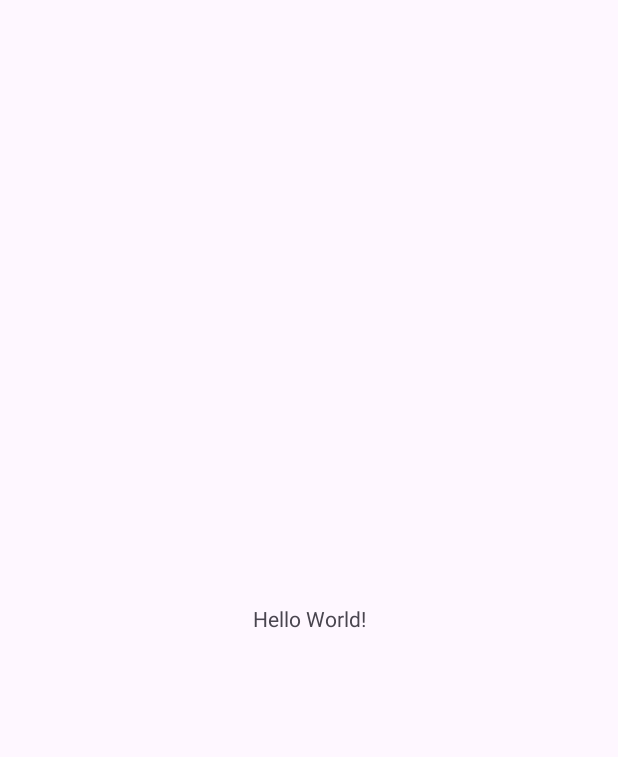
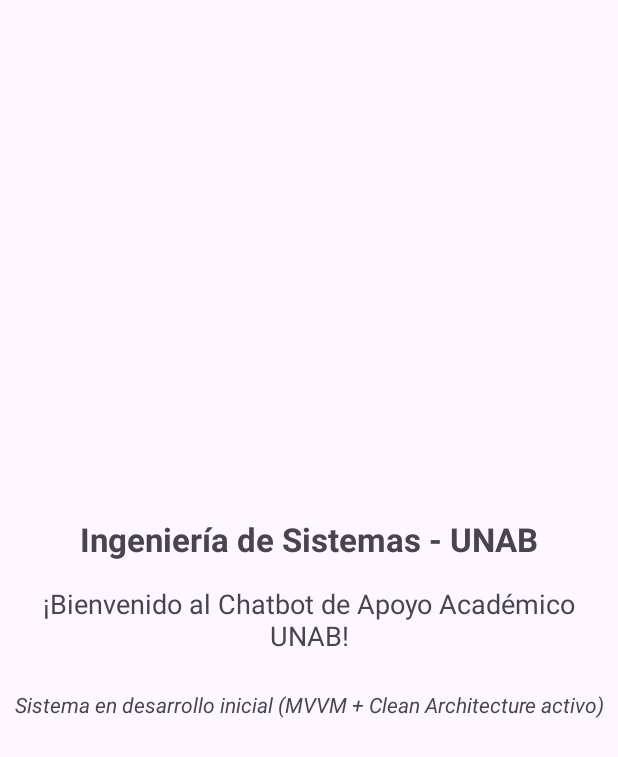
Before and after one commit to JaimeLuiss/Chatbot, an Android app: the screen it shows after launch (MainActivity), on a phone screen of 412 x 824 dp. Before the commit the part shown is almost empty. Shown: the top 757 px of the screen. Run offline under Robolectric (Android 15) with nearby library versions, the phone set to English and light mode, and no system bars.

Commit message:
feat: implementar arquitectura base MVVM y Clean Architecture

```diff
--- a/app/build.gradle.kts
+++ b/app/build.gradle.kts
@@ -36,6 +36,8 @@ dependencies {
     implementation(libs.androidx.appcompat)
     implementation(libs.androidx.constraintlayout)
     implementation(libs.androidx.core.ktx)
+    implementation(libs.androidx.lifecycle.runtime.ktx)
+    implementation(libs.androidx.lifecycle.viewmodel.ktx)
     implementation(libs.material)
     testImplementation(libs.junit)
     androidTestImplementation(libs.androidx.espresso.core)
--- a/app/src/main/java/com/example/chatbot/MainActivity.kt
+++ b/app/src/main/java/com/example/chatbot/MainActivity.kt
@@ -1,20 +1,47 @@
 package com.example.chatbot
 
 import android.os.Bundle
+import android.widget.TextView
 import androidx.activity.enableEdgeToEdge
+import androidx.activity.viewModels
 import androidx.appcompat.app.AppCompatActivity
 import androidx.core.view.ViewCompat
 import androidx.core.view.WindowInsetsCompat
+import androidx.lifecycle.Lifecycle
+import androidx.lifecycle.lifecycleScope
+import androidx.lifecycle.repeatOnLifecycle
+import com.example.chatbot.ui.home.HomeViewModel
+import kotlinx.coroutines.launch
 
+/**
+ * Actividad principal de la aplicación.
+ * Observa el [HomeViewModel] utilizando StateFlow de forma inmutable y respetando el ciclo de vida.
+ */
 class MainActivity : AppCompatActivity() {
+
+    private val viewModel: HomeViewModel by viewModels()
+
     override fun onCreate(savedInstanceState: Bundle?) {
         super.onCreate(savedInstanceState)
         enableEdgeToEdge()
         setContentView(R.layout.activity_main)
+
         ViewCompat.setOnApplyWindowInsetsListener(findViewById(R.id.main)) { v, insets ->
             val systemBars = insets.getInsets(WindowInsetsCompat.Type.systemBars())
             v.setPadding(systemBars.left, systemBars.top, systemBars.right, systemBars.bottom)
             insets
         }
+
+        val tvWelcome = findViewById<TextView>(R.id.tvWelcome)
+        val tvStatus = findViewById<TextView>(R.id.tvStatus)
+
+        lifecycleScope.launch {
+            repeatOnLifecycle(Lifecycle.State.STARTED) {
+                viewModel.uiState.collect { state ->
+                    tvWelcome.text = state.welcomeMessage
+                    tvStatus.text = state.statusMessage
+                }
+            }
+        }
     }
 }
--- /dev/null
+++ b/app/src/main/java/com/example/chatbot/ui/home/HomeUiState.kt
@@ -0,0 +1,14 @@
+package com.example.chatbot.ui.home
+
+/**
+ * Estado inmutable de la interfaz de usuario para la pantalla principal (Home).
+ *
+ * @property welcomeMessage Mensaje principal de bienvenida a los estudiantes de la UNAB.
+ * @property statusMessage Indicador de estado actual del desarrollo de la aplicación.
+ * @property isLoading Indicador de si se están procesando o cargando datos.
+ */
+data class HomeUiState(
+    val welcomeMessage: String = "",
+    val statusMessage: String = "",
+    val isLoading: Boolean = false
+)
--- /dev/null
+++ b/app/src/main/java/com/example/chatbot/ui/home/HomeViewModel.kt
@@ -0,0 +1,22 @@
+package com.example.chatbot.ui.home
+
+import androidx.lifecycle.ViewModel
+import kotlinx.coroutines.flow.MutableStateFlow
+import kotlinx.coroutines.flow.StateFlow
+import kotlinx.coroutines.flow.asStateFlow
+
+/**
+ * ViewModel encargado de gestionar el estado de la pantalla principal de la aplicación.
+ * Mantiene la separación de responsabilidades expidiendo un [StateFlow] inmutable.
+ */
+class HomeViewModel : ViewModel() {
+
+    private val _uiState = MutableStateFlow(
+        HomeUiState(
+            welcomeMessage = "¡Bienvenido al Chatbot de Apoyo Académico UNAB!",
+            statusMessage = "Sistema en desarrollo inicial (MVVM + Clean Architecture activo)",
+            isLoading = false
+        )
+    )
+    val uiState: StateFlow<HomeUiState> = _uiState.asStateFlow()
+}
--- a/app/src/main/res/layout/activity_main.xml
+++ b/app/src/main/res/layout/activity_main.xml
@@ -5,15 +5,48 @@
     android:id="@+id/main"
     android:layout_width="match_parent"
     android:layout_height="match_parent"
+    android:padding="24dp"
     tools:context=".MainActivity">
 
     <TextView
-        android:layout_width="wrap_content"
+        android:id="@+id/tvTitle"
+        android:layout_width="0dp"
         android:layout_height="wrap_content"
-        android:text="Hello World!"
+        android:text="@string/home_title"
+        android:textSize="22sp"
+        android:textStyle="bold"
+        android:textAlignment="center"
+        app:layout_constraintBottom_toTopOf="@+id/tvWelcome"
+        app:layout_constraintEnd_toEndOf="parent"
+        app:layout_constraintStart_toStartOf="parent"
+        app:layout_constraintTop_toTopOf="parent"
+        app:layout_constraintVertical_chainStyle="packed" />
+
+    <TextView
+        android:id="@+id/tvWelcome"
+        android:layout_width="0dp"
+        android:layout_height="wrap_content"
+        android:layout_marginTop="16dp"
+        android:text="@string/welcome_placeholder"
+        android:textSize="18sp"
+        android:textAlignment="center"
+        app:layout_constraintBottom_toTopOf="@+id/tvStatus"
+        app:layout_constraintEnd_toEndOf="parent"
+        app:layout_constraintStart_toStartOf="parent"
+        app:layout_constraintTop_toBottomOf="@+id/tvTitle" />
+
+    <TextView
+        android:id="@+id/tvStatus"
+        android:layout_width="0dp"
+        android:layout_height="wrap_content"
+        android:layout_marginTop="24dp"
+        android:text="@string/status_placeholder"
+        android:textSize="14sp"
+        android:textStyle="italic"
+        android:textAlignment="center"
         app:layout_constraintBottom_toBottomOf="parent"
         app:layout_constraintEnd_toEndOf="parent"
         app:layout_constraintStart_toStartOf="parent"
-        app:layout_constraintTop_toTopOf="parent" />
+        app:layout_constraintTop_toBottomOf="@+id/tvWelcome" />
 
 </androidx.constraintlayout.widget.ConstraintLayout>
--- a/app/src/main/res/values/strings.xml
+++ b/app/src/main/res/values/strings.xml
@@ -1,3 +1,6 @@
 <resources>
-    <string name="app_name">Chatbot</string>
+    <string name="app_name">Chatbot Académico UNAB</string>
+    <string name="home_title">Ingeniería de Sistemas - UNAB</string>
+    <string name="welcome_placeholder">Cargando bienvenida&#8230;</string>
+    <string name="status_placeholder">Cargando estado&#8230;</string>
 </resources>
--- a/gradle/libs.versions.toml
+++ b/gradle/libs.versions.toml
@@ -8,6 +8,7 @@ appcompat = "1.8.0"
 material = "1.14.0"
 activityKtx = "1.13.0"
 constraintlayout = "2.2.2"
+lifecycle = "2.8.7"
 
 [libraries]
 androidx-core-ktx = { group = "androidx.core", name = "core-ktx", version.ref = "coreKtx" }
@@ -18,6 +19,8 @@ androidx-appcompat = { group = "androidx.appcompat", name = "appcompat", version
 material = { group = "com.google.android.material", name = "material", version.ref = "material" }
 androidx-activity-ktx = { group = "androidx.activity", name = "activity-ktx", version.ref = "activityKtx" }
 androidx-constraintlayout = { group = "androidx.constraintlayout", name = "constraintlayout", version.ref = "constraintlayout" }
+androidx-lifecycle-runtime-ktx = { group = "androidx.lifecycle", name = "lifecycle-runtime-ktx", version.ref = "lifecycle" }
+androidx-lifecycle-viewmodel-ktx = { group = "androidx.lifecycle", name = "lifecycle-viewmodel-ktx", version.ref = "lifecycle" }
 
 [plugins]
 android-application = { id = "com.android.application", version.ref = "agp" }
```
Also changed, not shown: 8 other files.
